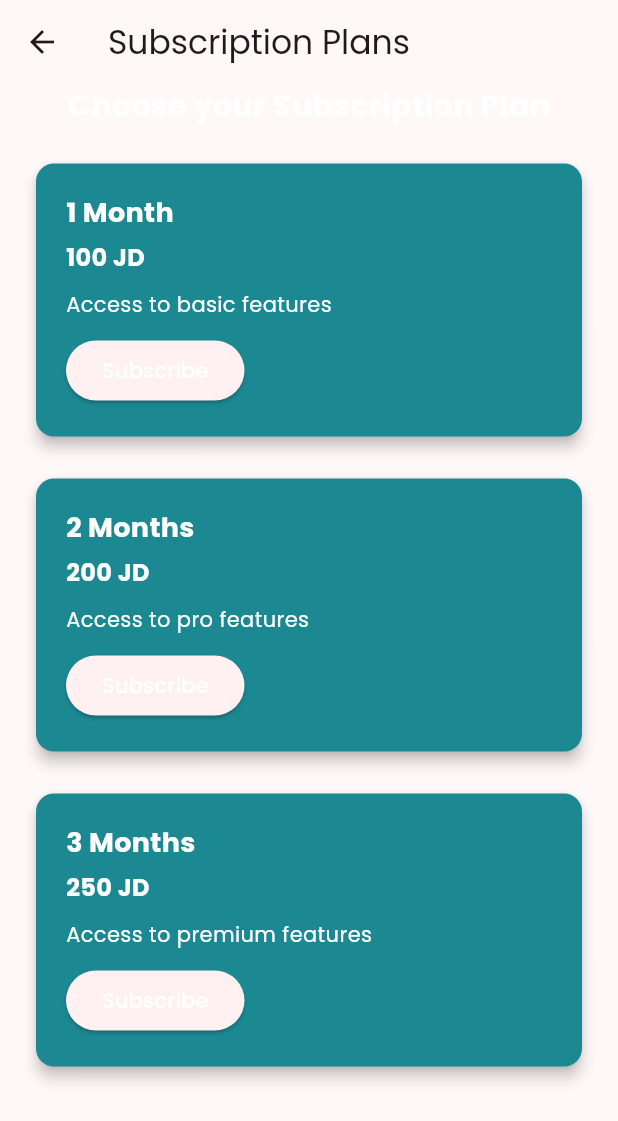
After one commit to QutaibaQusai/heartful-care, a Flutter app: the Subscribe screen opened directly, on a phone screen of 412 x 824 dp. The commit adds this screen. Shown: the top 1121 px of the screen. Run offline on Flutter 3.47's test engine with Material 3 defaults, Android fonts, the phone set to English and light mode, and no system bars; our stand-ins replace badges, cloud_firestore, date_format, firebase_auth, firebase_core, firebase_storage and 12 more; missing offline and left inert: insta_image_viewer; accounts and stored records are empty; network calls fail.

Commit message:
start with sub

```diff
--- /dev/null
+++ b/lib/sections/NurseCenterSection/subcription.dart
@@ -0,0 +1,125 @@
+import 'package:flutter/material.dart';
+
+class Subscribe extends StatefulWidget {
+  const Subscribe({Key? key}) : super(key: key);
+
+  @override
+  State<Subscribe> createState() => _SubscribeState();
+}
+
+class _SubscribeState extends State<Subscribe> {
+  @override
+  Widget build(BuildContext context) {
+    return Scaffold(
+      appBar: AppBar(
+        title: Text('Subscription Plans'),
+      ),
+      body: Center(
+        child: Column(
+          mainAxisAlignment: MainAxisAlignment.center,
+          children: [
+            Text(
+              'Choose your Subscription Plan',
+              style: TextStyle(
+                fontSize: 20,
+                fontWeight: FontWeight.bold,
+                color: Colors.white, // White text color
+              ),
+            ),
+            SizedBox(height: 20),
+            Expanded(
+              child: ListView(
+                padding: EdgeInsets.symmetric(horizontal: 20),
+                children: [
+                  SubscriptionPlanCard(
+                    name: '1 Month',
+                    price: '100 JD',
+                    description: 'Access to basic features',
+                  ),
+                  SizedBox(height: 20),
+                  SubscriptionPlanCard(
+                    name: '2 Months',
+                    price: '200 JD',
+                    description: 'Access to pro features',
+                  ),
+                  SizedBox(height: 20),
+                  SubscriptionPlanCard(
+                    name: '3 Months',
+                    price: '250 JD',
+                    description: 'Access to premium features',
+                  ),
+                ],
+              ),
+            ),
+          ],
+        ),
+      ),
+    );
+  }
+}
+
+class SubscriptionPlanCard extends StatelessWidget {
+  final String name;
+  final String price;
+  final String description;
+
+  const SubscriptionPlanCard({
+    required this.name,
+    required this.price,
+    required this.description,
+  });
+
+  @override
+  Widget build(BuildContext context) {
+    return Card(
+      elevation: 4,
+      color: Color(0xFF1C8892), // Card background color
+      child: Padding(
+        padding: EdgeInsets.all(20),
+        child: Column(
+          crossAxisAlignment: CrossAxisAlignment.start,
+          mainAxisSize: MainAxisSize.min,
+          children: [
+            Text(
+              name,
+              style: TextStyle(
+                fontSize: 18,
+                fontWeight: FontWeight.bold,
+                color: Colors.white, // White text color
+              ),
+            ),
+            SizedBox(height: 5),
+            Text(
+              price,
+              style: TextStyle(
+                fontSize: 16,
+                fontWeight: FontWeight.bold,
+                color: Colors.white, // White text color
+              ),
+            ),
+            SizedBox(height: 10),
+            Text(
+              description,
+              style: TextStyle(
+                fontSize: 14,
+                color: Colors.white, // White text color
+              ),
+            ),
+            SizedBox(height: 10),
+            ElevatedButton(
+              onPressed: () {
+                // Implement subscription logic here
+              },
+              child: Text(
+                'Subscribe',
+                style: TextStyle(
+                  color: Colors.white, // White text color
+                ),
+              ),
+            ),
+          ],
+        ),
+      ),
+    );
+  }
+}
```
Also changed, not shown: lib/sections/NurseCenterSection/FillFormRequest.dart (+68 -3 lines), lib/sections/NurseCenterSection/addCard.dart (+10 -5 lines), lib/sections/NurseCenterSection/checkout_nurseCenter.dart (+11 -5 lines), lib/sections/NurseCenterSection/nurseCenterDetailes.dart (+10 -5 lines).
